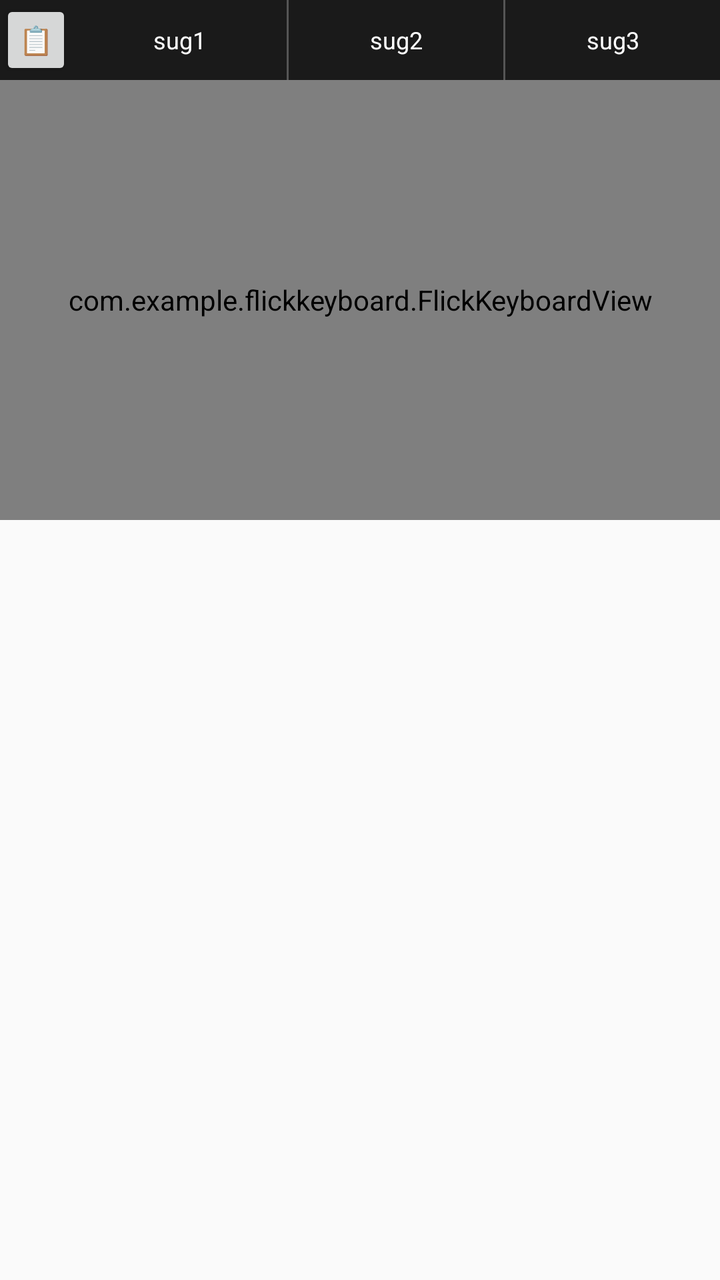
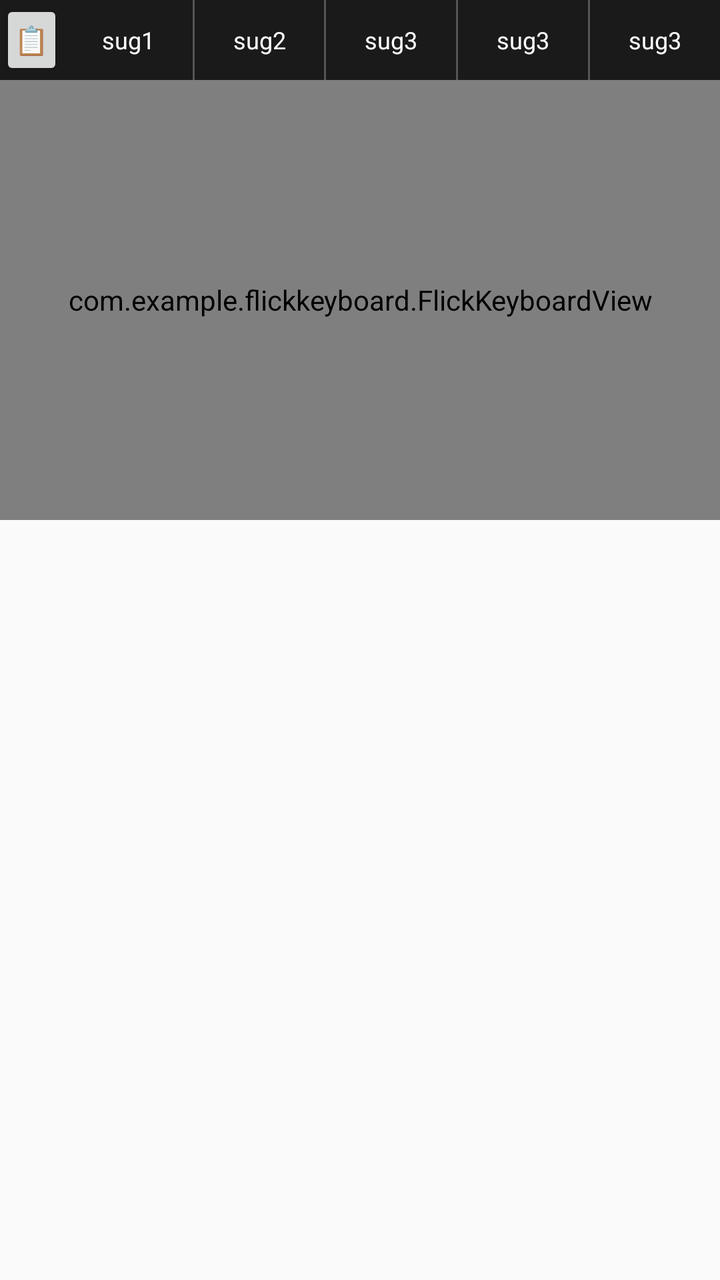

Compare the two renders of this Android layout. The source of the first and the diff that turns it into the second are given below.
<!-- AndroidManifest.xml: application theme Theme.AppCompat.Light -->
<!-- res/layout/keyboard_layout.xml -->
<?xml version="1.0" encoding="utf-8"?>
<LinearLayout xmlns:android="http://schemas.android.com/apk/res/android"
    android:layout_width="match_parent"
    android:layout_height="wrap_content"
    android:orientation="vertical">

    <LinearLayout
        android:id="@+id/candidates_bar"
        android:layout_width="match_parent"
        android:layout_height="40dp"
        android:background="#1a1a1a"
        android:orientation="horizontal"
        android:visibility="visible">

        <Button
            android:id="@+id/btn_paste_or_suggest"
            android:layout_width="28dp"
            android:layout_height="wrap_content"
            android:layout_weight="1"
            android:paddingHorizontal="0dp"
            android:paddingVertical="0dp"
            android:text="📋"
            android:textAllCaps="false" />

        <TextView
            android:id="@+id/sug1"
            android:layout_width="wrap_content"
            android:layout_height="match_parent"
            android:layout_weight="10"
            android:clickable="true"
            android:focusable="true"
            android:gravity="center"
            android:text="sug1"
            android:textColor="#FFFFFF"
            android:textSize="12sp" />

        <View
            android:layout_width="1dp"
            android:layout_height="match_parent"
            android:background="#555555" />

        <TextView
            android:id="@+id/sug2"
            android:layout_width="wrap_content"
            android:layout_height="match_parent"
            android:layout_weight="10"
            android:clickable="true"
            android:focusable="true"
            android:gravity="center"
            android:text="sug2"
            android:textColor="#FFFFFF"
            android:textSize="12sp" />

        <View
            android:layout_width="1dp"
            android:layout_height="match_parent"
            android:background="#555555" />

        <TextView
            android:id="@+id/sug3"
            android:layout_width="wrap_content"
            android:layout_height="match_parent"
            android:layout_weight="10"
            android:clickable="true"
            android:focusable="true"
            android:gravity="center"
            android:text="sug3"
            android:textColor="#FFFFFF"
            android:textSize="12sp" />
    </LinearLayout>

    <com.example.flickkeyboard.FlickKeyboardView
        android:id="@+id/flick_keyboard_view"
        android:layout_width="match_parent"
        android:layout_height="220dp" />
</LinearLayout>
<!-- resources referenced by this layout -->
<resources>

</resources>

<!-- the commit's change to res/layout/keyboard_layout.xml (unified diff, before → after) -->
@@ -67,6 +67,40 @@
             android:text="sug3"
             android:textColor="#FFFFFF"
             android:textSize="12sp" />
+
+        <View
+            android:layout_width="1dp"
+            android:layout_height="match_parent"
+            android:background="#555555" />
+
+        <TextView
+            android:id="@+id/sug4"
+            android:layout_width="wrap_content"
+            android:layout_height="match_parent"
+            android:layout_weight="10"
+            android:clickable="true"
+            android:focusable="true"
+            android:gravity="center"
+            android:text="sug3"
+            android:textColor="#FFFFFF"
+            android:textSize="12sp" />
+
+        <View
+            android:layout_width="1dp"
+            android:layout_height="match_parent"
+            android:background="#555555" />
+
+        <TextView
+            android:id="@+id/sug5"
+            android:layout_width="wrap_content"
+            android:layout_height="match_parent"
+            android:layout_weight="10"
+            android:clickable="true"
+            android:focusable="true"
+            android:gravity="center"
+            android:text="sug3"
+            android:textColor="#FFFFFF"
+            android:textSize="12sp" />
     </LinearLayout>
 
     <com.example.flickkeyboard.FlickKeyboardView
